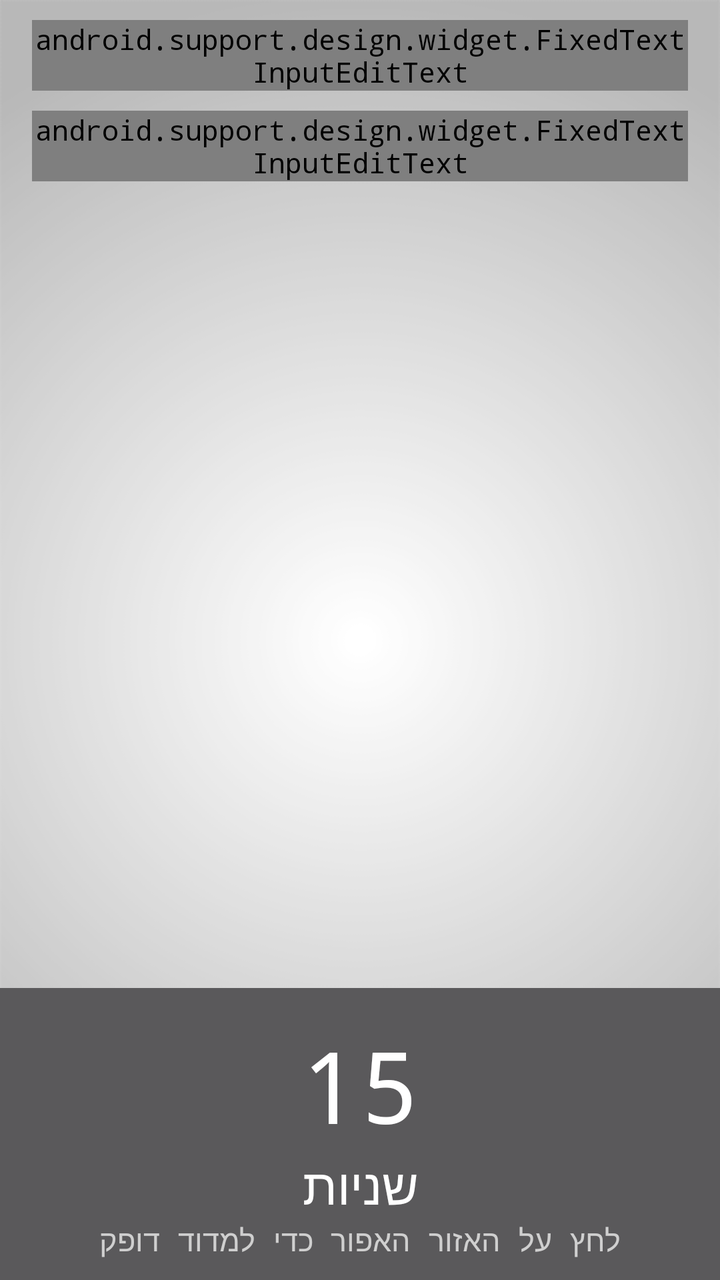
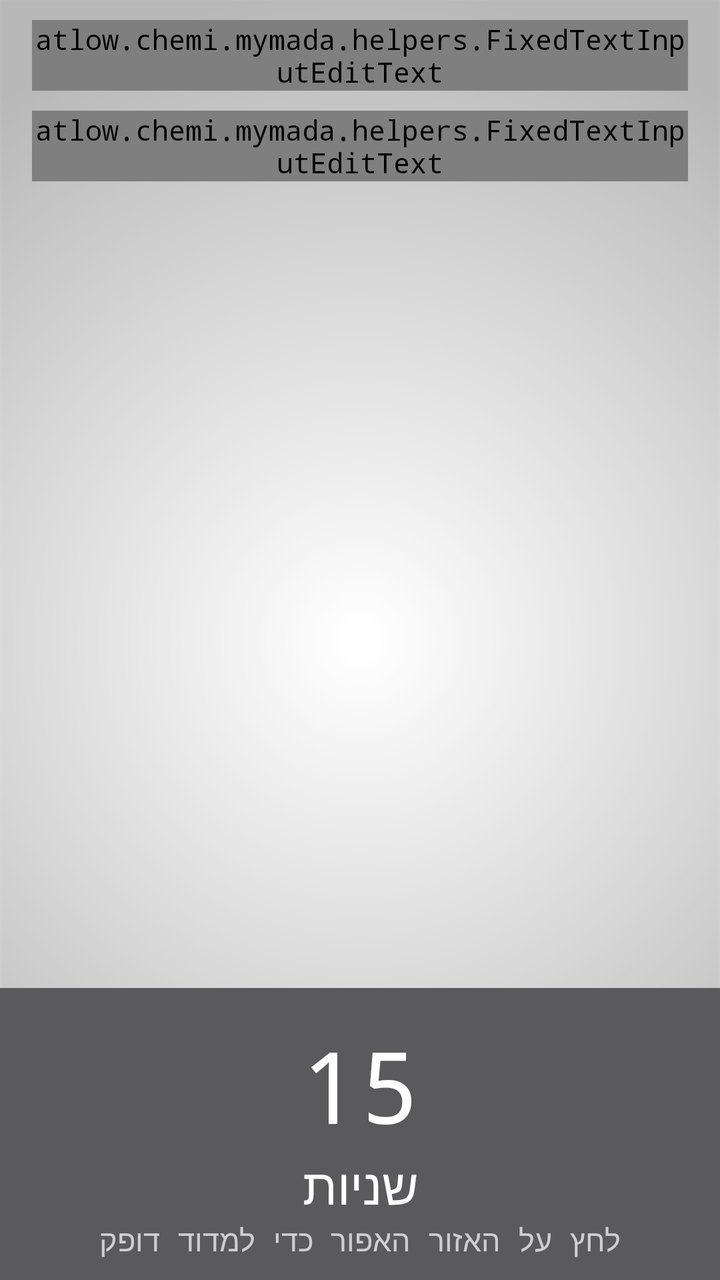

The first picture is an Android layout as it rendered before a commit; the second is the same layout after the commit. The layout source and the unified diff follow.
<!-- AndroidManifest.xml: application theme AppTheme -->
<!-- res/layout/activity_pulse_calc.xml -->
<?xml version="1.0" encoding="utf-8"?>
<RelativeLayout xmlns:android="http://schemas.android.com/apk/res/android"
    xmlns:tools="http://schemas.android.com/tools"
    android:orientation="vertical" android:layout_width="match_parent"
    android:layout_height="match_parent">
    <com.google.android.material.textfield.TextInputLayout
        android:layout_width="match_parent"
        android:layout_height="wrap_content"
        android:layout_marginTop="10dp"
        android:layout_marginStart="@dimen/activity_vertical_margin"
        android:layout_marginEnd="@dimen/activity_vertical_margin"
        android:id="@+id/shortPulseATIL">
        <android.support.design.widget.FixedTextInputEditText
            android:layout_width="match_parent"
            android:layout_height="wrap_content"
            android:inputType="number"
            android:id="@+id/fifteenPulseA"
            android:imeOptions="actionDone"
            android:maxLength="2"
            android:hint="@string/pulse"/>
    </com.google.android.material.textfield.TextInputLayout>
    <com.google.android.material.textfield.TextInputLayout
        android:layout_width="match_parent"
        android:layout_height="wrap_content"
        android:layout_marginTop="10dp"
        android:layout_marginStart="@dimen/activity_vertical_margin"
        android:layout_marginEnd="@dimen/activity_vertical_margin"
        android:id="@+id/fullPulseATIL"
        android:layout_below="@+id/shortPulseATIL">
        <android.support.design.widget.FixedTextInputEditText
            android:layout_width="match_parent"
            android:layout_height="wrap_content"
            android:id="@+id/fullPulseA"
            android:enabled="false"
            android:hint="@string/fullPulse"/>
    </com.google.android.material.textfield.TextInputLayout>
    <RelativeLayout
        android:layout_width="wrap_content"
        android:layout_height="wrap_content"
        android:layout_alignParentBottom="true"
        android:background="@color/buttonMaterialDark"
        android:id="@+id/clickableTimer">
        <TextView
            android:id="@+id/txtTimerSecond"
            android:layout_width="fill_parent"
            android:layout_height="wrap_content"
            android:gravity="center"
            android:text="15"
            android:paddingTop="15dp"
            android:textAppearance="?android:attr/textAppearanceLarge"
            android:textSize="50sp"
            android:textColor="#fff" />
        <TextView
            android:id="@+id/txt_TimerSecond"
            android:layout_width="fill_parent"
            android:layout_height="wrap_content"
            android:layout_below="@+id/txtTimerSecond"
            android:gravity="center_horizontal"
            android:text="@string/seconds"
            android:textSize="25sp"
            android:textColor="#fff" />
        <TextView
            android:id="@+id/txt_nothing"
            android:layout_width="fill_parent"
            android:layout_height="wrap_content"
            android:layout_below="@+id/txt_TimerSecond"
            android:gravity="center_horizontal"
            android:text="@string/pulseClickHint"
            android:textSize="15sp"
            android:layout_marginBottom="10dp"
            android:textColor="#cfcfcf" />
    </RelativeLayout>
</RelativeLayout>
<!-- resources referenced by this layout -->
<resources>
  <color name="buttonMaterialDark">#ff5a595b</color>
  <dimen name="activity_vertical_margin">16dp</dimen>
  <string name="fullPulse">דופק בדקה</string>
  <string name="pulse">דופק ב15 שניות</string>
  <string name="pulseClickHint">לחץ על האזור האפור כדי למדוד דופק</string>
  <string name="seconds">שניות</string>
  <style name="AppTheme" parent="Theme.AppCompat.Light">
          
          <item name="android:textColor">@color/Black</item>
          <item name="colorPrimary">@color/ColorPrimary</item>
          <item name="colorPrimaryDark">@color/ColorPrimaryDark</item>
          <item name="android:textColorHintInverse">@color/ColorBlue</item>
          <item name="actionBarTheme">@style/ThemeOverlay.AppCompat.Dark.ActionBar</item>
          <item name="buttonStyle">@style/FButton</item>
          <item name="android:buttonStyle">@style/FButton</item>
          <item name="colorAccent">@color/materialGrey300</item>
          
          <item name="android:actionMenuTextColor">@color/Black</item>
          <item name="android:itemBackground">@color/materialGrey300</item>
          <item name="android:textColorSecondary">@color/ColorRedDark</item>
          <item name="android:windowBackground">@drawable/ic_bgg</item>
          <item name="android:typeface">monospace</item>
  
          <item name="android:textColorHint">@color/ColorAqua</item>
          <item name="colorControlNormal">@color/ColorBlue</item>
          <item name="colorControlActivated">@color/ColorAqua</item>
          
          <item name="colorControlHighlight">@android:color/transparent</item>
      </style>
  <color name="Black">#000000</color>
  <color name="ColorPrimary">#10133b</color>
  <color name="ColorPrimaryDark">#1a1d4b</color>
  <color name="ColorBlue">#98194853</color>
  <style name="FButton" parent="Theme.AppCompat.Light">
          <item name="colorControlHighlight">@color/ColorBlue</item>
          <item name="android:textColor">@color/ColorAqua</item>
          <item name="android:textSize">20sp</item>
      </style>
  <color name="materialGrey300">#ffe0e0e0</color>
  <color name="ColorRedDark">#6b0000</color>
  <!-- drawable ic_bgg: png bitmap (drawable, 33899 bytes) -->
  <color name="ColorAqua">#32a7c3</color>
</resources>

<!-- the commit's change to res/layout/activity_pulse_calc.xml (unified diff, before → after) -->
@@ -10,7 +10,7 @@
         android:layout_marginStart="@dimen/activity_vertical_margin"
         android:layout_marginEnd="@dimen/activity_vertical_margin"
         android:id="@+id/shortPulseATIL">
-        <android.support.design.widget.FixedTextInputEditText
+        <atlow.chemi.mymada.helpers.FixedTextInputEditText
             android:layout_width="match_parent"
             android:layout_height="wrap_content"
             android:inputType="number"
@@ -27,7 +27,7 @@
         android:layout_marginEnd="@dimen/activity_vertical_margin"
         android:id="@+id/fullPulseATIL"
         android:layout_below="@+id/shortPulseATIL">
-        <android.support.design.widget.FixedTextInputEditText
+        <atlow.chemi.mymada.helpers.FixedTextInputEditText
             android:layout_width="match_parent"
             android:layout_height="wrap_content"
             android:id="@+id/fullPulseA"
